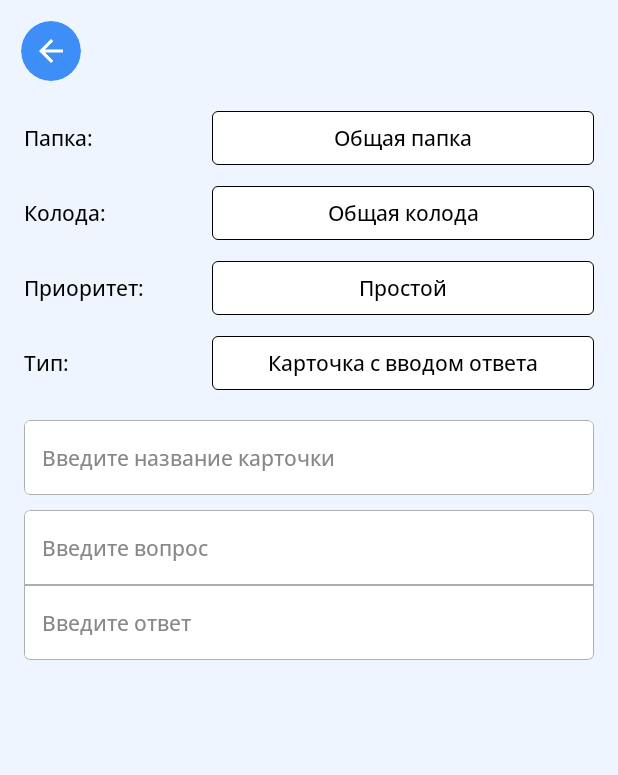
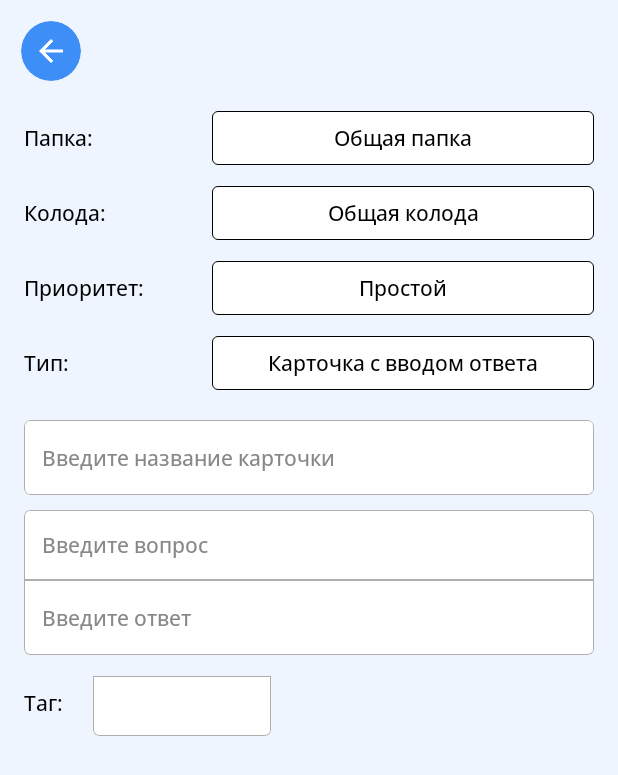
Before and after one commit to DenisFrolkov/mindeck-app, an Android app built with Jetpack Compose: the screen it shows after launch (MainActivity), on a phone screen of 412 x 824 dp. Shown: the top 775 px of the screen. Run offline under Robolectric (Android 15) with nearby library versions, the phone set to English and light mode, and no system bars.

Commit message:
Completed main work on CreationCardScreen.

```diff
--- a/presentation/src/main/java/com/mindeck/presentation/ui/components/textfields/CardInputField.kt
+++ b/presentation/src/main/java/com/mindeck/presentation/ui/components/textfields/CardInputField.kt
@@ -26,7 +26,7 @@ fun CardInputField(
         textStyle = TextStyle(
             fontSize = 14.sp,
             color = Color.Black,
-            fontFamily = FontFamily(Font(fontFamily))
+            fontFamily = FontFamily(Font(fontFamily)),
         ),
         singleLine = false,
         decorationBox = { it ->
--- /dev/null
+++ b/presentation/src/main/java/com/mindeck/presentation/ui/components/textfields/TegInputField.kt
@@ -0,0 +1,80 @@
+package com.mindeck.presentation.ui.components.textfields
+
+import androidx.compose.foundation.background
+import androidx.compose.foundation.border
+import androidx.compose.foundation.clickable
+import androidx.compose.foundation.interaction.MutableInteractionSource
+import androidx.compose.foundation.layout.Box
+import androidx.compose.foundation.layout.Column
+import androidx.compose.foundation.layout.Row
+import androidx.compose.foundation.layout.Spacer
+import androidx.compose.foundation.layout.fillMaxWidth
+import androidx.compose.foundation.layout.height
+import androidx.compose.foundation.layout.padding
+import androidx.compose.foundation.layout.width
+import androidx.compose.foundation.shape.RoundedCornerShape
+import androidx.compose.foundation.text.BasicTextField
+import androidx.compose.material3.Text
+import androidx.compose.runtime.Composable
+import androidx.compose.runtime.getValue
+import androidx.compose.runtime.mutableStateOf
+import androidx.compose.runtime.remember
+import androidx.compose.runtime.setValue
+import androidx.compose.ui.Alignment
+import androidx.compose.ui.Modifier
+import androidx.compose.ui.graphics.Color
+import androidx.compose.ui.text.TextStyle
+import androidx.compose.ui.text.font.Font
+import androidx.compose.ui.text.font.FontFamily
+import androidx.compose.ui.unit.dp
+import androidx.compose.ui.unit.sp
+import com.mindeck.presentation.R
+import com.mindeck.presentation.ui.components.dropdown_selector.DropDownMenu
+import com.mindeck.presentation.ui.theme.White
+
+@Composable
+fun TegInputField(
+    value: String,
+    titleTextInput: String,
+    onValueChange: (String) -> Unit,
+    modifier: Modifier,
+    fontFamily: Int
+) {
+
+    Row(
+        verticalAlignment = Alignment.Top
+    ) {
+        LabelDropdown(titleTextInput)
+        Spacer(modifier = Modifier.width(20.dp))
+        BasicTextField(
+            value = value,
+            onValueChange = {
+                onValueChange(it)
+            },
+            singleLine = true,
+            textStyle = TextStyle(
+                fontSize = 14.sp,
+                color = Color.Black,
+                fontFamily = FontFamily(Font(fontFamily))
+            ),
+            modifier = modifier
+        )
+    }
+}
+
+@Composable
+private fun LabelDropdown(titleSelector: String) {
+    Box(
+        modifier = Modifier
+            .padding(start = 0.dp, top = 8.5.dp)
+            .width(26.dp)
+    ) {
+        Text(
+            titleSelector, style = TextStyle(
+                fontSize = 14.sp, fontFamily = FontFamily(
+                    Font(R.font.opensans_medium)
+                )
+            )
+        )
+    }
+}
--- a/presentation/src/main/java/com/mindeck/presentation/ui/screens/CreationCardScreen.kt
+++ b/presentation/src/main/java/com/mindeck/presentation/ui/screens/CreationCardScreen.kt
@@ -10,6 +10,7 @@ import androidx.compose.foundation.layout.asPaddingValues
 import androidx.compose.foundation.layout.fillMaxSize
 import androidx.compose.foundation.layout.fillMaxWidth
 import androidx.compose.foundation.layout.height
+import androidx.compose.foundation.layout.heightIn
 import androidx.compose.foundation.layout.padding
 import androidx.compose.foundation.layout.systemBars
 import androidx.compose.foundation.layout.wrapContentSize
@@ -17,16 +18,19 @@ import androidx.compose.foundation.shape.RoundedCornerShape
 import androidx.compose.runtime.Composable
 import androidx.compose.runtime.getValue
 import androidx.compose.runtime.mutableStateOf
+import androidx.compose.runtime.remember
 import androidx.compose.runtime.saveable.rememberSaveable
 import androidx.compose.runtime.setValue
 import androidx.compose.ui.Alignment
 import androidx.compose.ui.Modifier
 import androidx.compose.ui.draw.clip
+import androidx.compose.ui.layout.onSizeChanged
 import androidx.compose.ui.unit.dp
 import com.mindeck.presentation.R
 import com.mindeck.presentation.ui.components.buttons.BackScreenButton
 import com.mindeck.presentation.ui.components.dropdown_selector.DropdownSelector
 import com.mindeck.presentation.ui.components.textfields.CardInputField
+import com.mindeck.presentation.ui.components.textfields.TegInputField
 import com.mindeck.presentation.ui.components.textfields.TitleInputField
 import com.mindeck.presentation.ui.theme.BackgroundScreen
 import com.mindeck.presentation.ui.theme.MediumGray
@@ -40,6 +44,9 @@ fun CreationCardScreen() {
     var titleInputFieldValue by rememberSaveable { mutableStateOf("") }
     var cardInputQuestionValue by rememberSaveable { mutableStateOf("") }
     var cardInputAnswerValue by rememberSaveable { mutableStateOf("") }
+    var tagInputValue by rememberSaveable { mutableStateOf("") }
+
+    val maxHeight = 200.dp
 
     Column(
         modifier = Modifier
@@ -93,14 +100,13 @@ fun CreationCardScreen() {
                     .background(
                         White
                     )
-                    .height(50.dp)
                     .border(
                         width = 0.25.dp,
                         color = MediumGray,
                         shape = RoundedCornerShape(topStart = 4.dp, topEnd = 4.dp)
                     )
-                    .wrapContentSize(Alignment.CenterStart)
-                    .padding(start = 12.dp),
+                    .padding(start = 12.dp, top = 14.dp, bottom = 14.dp)
+                    .heightIn(max = maxHeight),
                 fontFamily = R.font.opensans_medium
             )
             CardInputField(
@@ -120,6 +126,29 @@ fun CreationCardScreen() {
                         shape = RoundedCornerShape(bottomStart = 4.dp, bottomEnd = 4.dp)
                     )
                     .wrapContentSize(Alignment.CenterStart)
+                    .padding(start = 12.dp)
+                    .heightIn(max = maxHeight),
+                fontFamily = R.font.opensans_medium
+            )
+            Spacer(modifier = Modifier.height(height = 14.dp))
+            TegInputField(
+                value = tagInputValue,
+                onValueChange = {
+                    tagInputValue = it
+                },
+                titleTextInput = "Таг:",
+                modifier = Modifier
+                    .clip(shape = RoundedCornerShape(bottomStart = 4.dp, bottomEnd = 4.dp))
+                    .background(
+                        White
+                    )
+                    .height(40.dp)
+                    .border(
+                        width = 0.25.dp,
+                        color = MediumGray,
+                        shape = RoundedCornerShape(bottomStart = 4.dp, bottomEnd = 4.dp)
+                    )
+                    .wrapContentSize(Alignment.CenterStart)
                     .padding(start = 12.dp),
                 fontFamily = R.font.opensans_medium
             )
```
Also changed, not shown: 1 other file.
